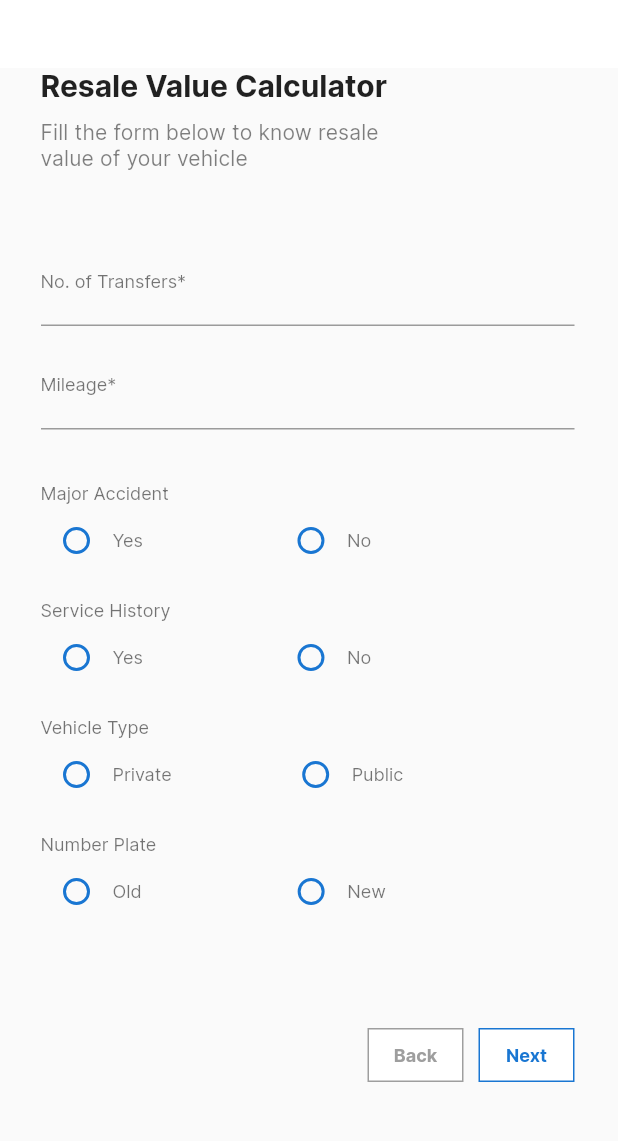
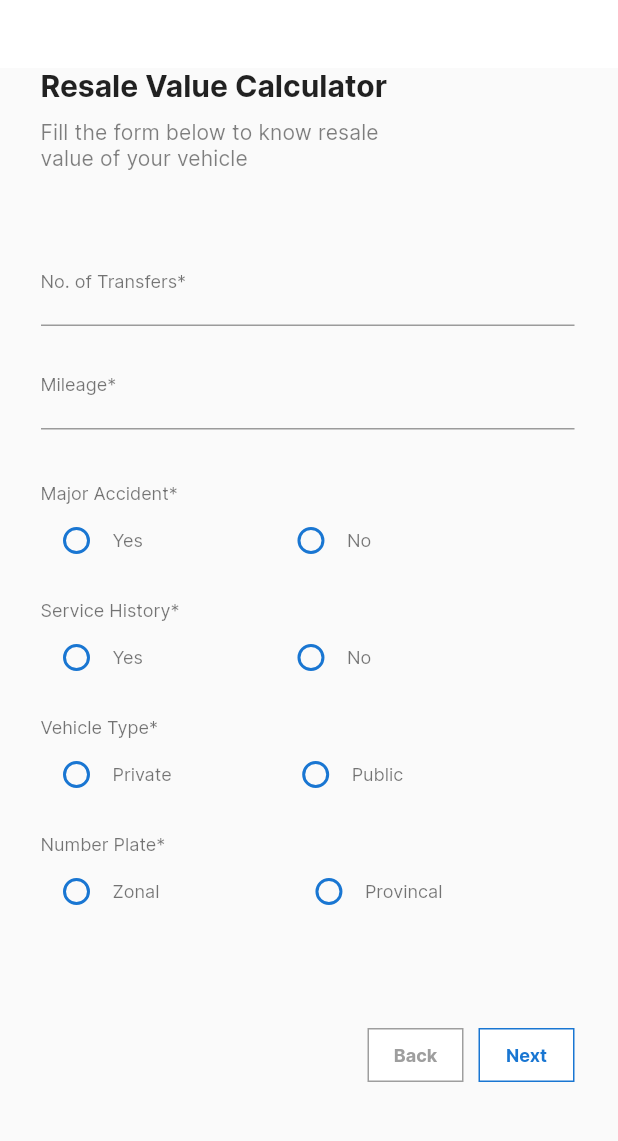
Before and after one commit to Shrisha-shrestha/aaviss_motors, a Flutter app: the VehicleInfo screen opened directly with empty values, scrolled down 518 dp, on a phone screen of 412 x 824 dp, the part 94-1235 px from its top. Run offline on Flutter 3.47's test engine with Material 2 defaults, Android fonts, the phone set to English and light mode, and no system bars; our stand-ins replace dotted_border, flutter_svg, image_picker; network calls fail.

Commit message:
Fixed final bugs

```diff
--- a/lib/screens/confirmation.dart
+++ b/lib/screens/confirmation.dart
@@ -414,7 +414,8 @@ class _ConfirmationState extends State<Confirmation> {
                             activeColor:
                                 Theme.of(context).colorScheme.secondary,
                             onChanged: (int? value) {}),
-                        Text("Old", style: Theme.of(context).textTheme.caption),
+                        Text("Zonal",
+                            style: Theme.of(context).textTheme.caption),
                         const SizedBox(
                           width: 91.0,
                         ),
@@ -425,7 +426,8 @@ class _ConfirmationState extends State<Confirmation> {
                             activeColor:
                                 Theme.of(context).colorScheme.secondary,
                             onChanged: (int? value) {}),
-                        Text("New", style: Theme.of(context).textTheme.caption),
+                        Text("Provincal",
+                            style: Theme.of(context).textTheme.caption),
                       ],
                     ),
                     Visibility(
@@ -815,8 +817,15 @@ class _ConfirmationState extends State<Confirmation> {
                             ),
                           ],
                         ),
-                        const SizedBox(
-                          height: 23.0,
+                        Align(
+                          alignment: Alignment.topLeft,
+                          child: Padding(
+                            padding: const EdgeInsets.symmetric(vertical: 45.0),
+                            child: Text(
+                              'Bill Book Information',
+                              style: Theme.of(context).textTheme.bodyText2,
+                            ),
+                          ),
                         ),
                         Row(
                           mainAxisAlignment: MainAxisAlignment.spaceBetween,
--- a/lib/screens/personnel_info.dart
+++ b/lib/screens/personnel_info.dart
@@ -127,7 +127,7 @@ class _MyHomePageState extends State<MyHomePage> {
                                 ? 'Enter your full name please.'
                                 : null,
                             decoration: InputDecoration(
-                              labelText: 'Full Name',
+                              labelText: 'Full Name*',
                               labelStyle: Theme.of(context).textTheme.caption,
                               focusedBorder: const UnderlineInputBorder(
                                 borderSide: BorderSide(
@@ -150,7 +150,7 @@ class _MyHomePageState extends State<MyHomePage> {
                                 ? 'Enter your address please.'
                                 : null,
                             decoration: InputDecoration(
-                                labelText: 'Address',
+                                labelText: 'Address*',
                                 labelStyle: Theme.of(context).textTheme.caption,
                                 focusedBorder: const UnderlineInputBorder(
                                   borderSide: BorderSide(color: Colors.grey),
@@ -182,7 +182,7 @@ class _MyHomePageState extends State<MyHomePage> {
                               }
                             },
                             decoration: InputDecoration(
-                              labelText: 'Contact Number',
+                              labelText: 'Contact Number*',
                               labelStyle: Theme.of(context).textTheme.caption,
                               focusedBorder: const UnderlineInputBorder(
                                   borderSide: BorderSide(color: Colors.grey)),
--- a/lib/screens/vehicle_info.dart
+++ b/lib/screens/vehicle_info.dart
@@ -35,6 +35,7 @@ class _VehicleInfoState extends State<VehicleInfo> {
   B_V_fromAPI bfa = B_V_fromAPI();
   bool futureresult = false;
   AutovalidateMode _autoValidate = AutovalidateMode.disabled;
+
   Future<B_V_fromAPI>? getbvv() async {
     dynamic brandlist, vehiclelist, variantlist;
     APIService apiService = APIService();
@@ -646,7 +647,7 @@ class _VehicleInfoState extends State<VehicleInfo> {
                                   height: 35.0,
                                 ),
                                 Text(
-                                  'Major Accident',
+                                  'Major Accident*',
                                   style: Theme.of(context).textTheme.caption,
                                 ),
                                 Row(
@@ -701,7 +702,7 @@ class _VehicleInfoState extends State<VehicleInfo> {
                                       .copyWith(color: Colors.red),
                                 )),
                                 Text(
-                                  'Service History',
+                                  'Service History*',
                                   style: Theme.of(context).textTheme.caption,
                                 ),
                                 Row(
@@ -755,7 +756,7 @@ class _VehicleInfoState extends State<VehicleInfo> {
                                       .copyWith(color: Colors.red),
                                 )),
                                 Text(
-                                  'Vehicle Type',
+                                  'Vehicle Type*',
                                   style: Theme.of(context).textTheme.caption,
                                 ),
                                 Row(
@@ -810,7 +811,7 @@ class _VehicleInfoState extends State<VehicleInfo> {
                                       .copyWith(color: Colors.red),
                                 )),
                                 Text(
-                                  'Number Plate',
+                                  'Number Plate*',
                                   style: Theme.of(context).textTheme.caption,
                                 ),
                                 Row(
@@ -829,7 +830,7 @@ class _VehicleInfoState extends State<VehicleInfo> {
                                             widget.store.number_plate_radio = 1;
                                           });
                                         }),
-                                    Text("Old",
+                                    Text("Zonal",
                                         style: Theme.of(context)
                                             .textTheme
                                             .caption),
@@ -850,7 +851,7 @@ class _VehicleInfoState extends State<VehicleInfo> {
                                             widget.store.number_plate_radio = 2;
                                           });
                                         }),
-                                    Text("New",
+                                    Text("Provincal",
                                         style: Theme.of(context)
                                             .textTheme
                                             .caption),
@@ -899,10 +900,13 @@ class _VehicleInfoState extends State<VehicleInfo> {
                                                 'MA',
                                               ],
                                               onSaved: (String? value) {
-                                                widget.store.zonal_code = d1;
+                                                widget.store.zonal_code = value;
                                               },
                                               onChanged: (String? value) {
-                                                d1 = value;
+                                                setState(() {
+                                                  widget.store.zonal_code =
+                                                      value;
+                                                });
                                               },
                                             ),
                                           ),
@@ -917,6 +921,12 @@ class _VehicleInfoState extends State<VehicleInfo> {
                                                   TextInputType.number,
                                               onSaved: (String? value) {
                                                 widget.store.lot_number = value;
+                                              },
+                                              onChanged: (String? value) {
+                                                setState(() {
+                                                  widget.store.lot_number =
+                                                      value;
+                                                });
                                               },
                                               textAlign: TextAlign.center,
                                               style: Theme.of(context)
@@ -965,10 +975,12 @@ class _VehicleInfoState extends State<VehicleInfo> {
                                                 'BA',
                                               ],
                                               onSaved: (String? value) {
-                                                widget.store.v_type = d2;
+                                                widget.store.v_type = value;
                                               },
                                               onChanged: (String? value) {
-                                                d2 = value;
+                                                setState(() {
+                                                  widget.store.v_type = value;
+                                                });
                                               },
                                             ),
                                           ),
@@ -983,6 +995,11 @@ class _VehicleInfoState extends State<VehicleInfo> {
                                           keyboardType: TextInputType.number,
                                           onSaved: (String? value) {
                                             widget.store.v_no = value;
+                                          },
+                                          onChanged: (String? value) {
+                                            setState(() {
+                                              widget.store.v_no = value;
+                                            });
                                           },
                                           textAlign: TextAlign.center,
                                           style: Theme.of(context)
@@ -1005,6 +1022,25 @@ class _VehicleInfoState extends State<VehicleInfo> {
                                           ),
                                         ),
                                       ),
+                                      const SizedBox(
+                                        height: 30.0,
+                                      ),
+                                      Container(
+                                          padding: EdgeInsets.all(8.0),
+                                          width:
+                                              MediaQuery.of(context).size.width,
+                                          decoration: BoxDecoration(
+                                            border: Border(
+                                              bottom: BorderSide(
+                                                  width: 1, color: Colors.grey),
+                                            ),
+                                          ),
+                                          child: Text(
+                                            '${widget.store.zonal_code ?? ''}-${widget.store.lot_number ?? ''}-${widget.store.v_type ?? ''}-${widget.store.v_no ?? ''}',
+                                            style: Theme.of(context)
+                                                .textTheme
+                                                .subtitle2,
+                                          )),
                                     ],
                                   ),
                                 ),
@@ -1029,6 +1065,34 @@ class _VehicleInfoState extends State<VehicleInfo> {
                                                       : null,
                                               droplabel: 'Province',
                                               list: const [
+                                                'Province No. 1',
+                                                'Madhesh',
+                                                'Bagmati',
+                                                'Gandaki',
+                                                'Lumbini',
+                                                'Karnali',
+                                                'Sudurpashchim'
+                                              ],
+                                              onSaved: (String? value) {
+                                                widget.store.province = value;
+                                              },
+                                              onChanged: (String? value) {
+                                                setState(() {
+                                                  widget.store.province = value;
+                                                });
+                                              },
+                                            ),
+                                          ),
+                                          SizedBox(
+                                            width: 91.0,
+                                            child: CustomDropdownwidget(
+                                              validator: (val) =>
+                                                  val?.isEmpty == true ||
+                                                          val == null
+                                                      ? 'Required!'
+                                                      : null,
+                                              droplabel: 'Office Code',
+                                              list: const [
                                                 '1',
                                                 '2',
                                                 '3',
@@ -1038,40 +1102,15 @@ class _VehicleInfoState extends State<VehicleInfo> {
                                                 '7'
                                               ],
                                               onSaved: (String? value) {
-                                                widget.store.province = d3;
-                                              },
-                                              onChanged: (String? value) {
-                                                d3 = value;
-                                              },
-                                            ),
-                                          ),
-                                          SizedBox(
-                                            width: 91.0,
-                                            child: TextFormField(
-                                              onSaved: (String? value) {
                                                 widget.store.office_code =
                                                     value;
                                               },
-                                              textAlign: TextAlign.center,
-                                              style: Theme.of(context)
-                                                  .textTheme
-                                                  .caption!
-                                                  .copyWith(fontSize: 18.0),
-                                              validator: (val) => val!.isEmpty
-                                                  ? 'Required!'
-                                                  : null,
-                                              decoration: InputDecoration(
-                                                labelText: 'Office Code',
-                                                labelStyle: Theme.of(context)
-                                                    .textTheme
-                                                    .caption,
-                                                focusedBorder:
-                                                    const UnderlineInputBorder(
-                                                  borderSide: BorderSide(
-                                                      color: Colors
-                                                          .grey), //<-- SEE HERE
-                                                ),
-                                              ),
+                                              onChanged: (String? value) {
+                                                setState(() {
+                                                  widget.store.office_code =
+                                                      value;
+                                                });
+                                              },
                                             ),
                                           ),
                                           SizedBox(
@@ -1085,6 +1124,12 @@ class _VehicleInfoState extends State<VehicleInfo> {
                                                   TextInputType.number,
                                               onSaved: (String? value) {
                                                 widget.store.lot_number = value;
+                                              },
+                                              onChanged: (String? value) {
+                                                setState(() {
+                                                  widget.store.lot_number =
+                                                      value;
+                                                });
                                               },
                                               textAlign: TextAlign.center,
                                               style: Theme.of(context)
@@ -1125,25 +1170,35 @@ class _VehicleInfoState extends State<VehicleInfo> {
                                                       : null,
                                               droplabel: 'Symbol',
                                               list: const [
-                                                'KA',
-                                                'KHA',
-                                                'GA',
-                                                'C.D.',
-                                                'YA',
-                                                'GHA',
-                                                'CA',
-                                                'JA',
-                                                'JHA',
-                                                'ÑA',
-                                                'PA',
-                                                'PHA',
-                                                'BA',
+                                                'A',
+                                                'B',
+                                                'C',
+                                                'C1',
+                                                'D',
+                                                'E',
+                                                'F',
+                                                'G',
+                                                'H',
+                                                'H1',
+                                                'H2',
+                                                'I',
+                                                'I1',
+                                                'I2',
+                                                'I3',
+                                                'J1',
+                                                'J2',
+                                                'J3',
+                                                'J4',
+                                                'J5',
+                                                'K'
                                               ],
                                               onSaved: (String? value) {
-                                                widget.store.symbol = d4;
+                                                widget.store.symbol = value;
                                               },
                                               onChanged: (String? value) {
-                                                d4 = value;
+                                                setState(() {
+                                                  widget.store.symbol = value;
+                                                });
                                               },
                                             ),
                                           ),
@@ -1160,6 +1215,11 @@ class _VehicleInfoState extends State<VehicleInfo> {
                                                   TextInputType.number,
                                               onSaved: (String? value) {
                                                 widget.store.v_no = value;
+                                              },
+                                              onChanged: (String? value) {
+                                                setState(() {
+                                                  widget.store.v_no = value;
+                                                });
                                               },
                                               textAlign: TextAlign.center,
                                               style: Theme.of(context)
@@ -1185,6 +1245,25 @@ class _VehicleInfoState extends State<VehicleInfo> {
                                           ),
                                         ],
                                       ),
+                                      const SizedBox(
+                                        height: 30.0,
+                                      ),
+                                      Container(
+                                          padding: EdgeInsets.all(8.0),
+                                          width:
+                                              MediaQuery.of(context).size.width,
+                                          decoration: BoxDecoration(
+                                            border: Border(
+                                              bottom: BorderSide(
+                                                  width: 1, color: Colors.grey),
+                                            ),
+                                          ),
+                                          child: Text(
+                                            '${widget.store.province ?? ''}-${widget.store.office_code ?? ''}-${widget.store.lot_number ?? ''}-${widget.store.symbol ?? ''}-${widget.store.v_no ?? ''}',
+                                            style: Theme.of(context)
+                                                .textTheme
+                                                .subtitle2,
+                                          )),
                                     ],
                                   ),
                                 ),
```
Also changed, not shown: lib/screens/legal_info.dart (+22 -12 lines).
